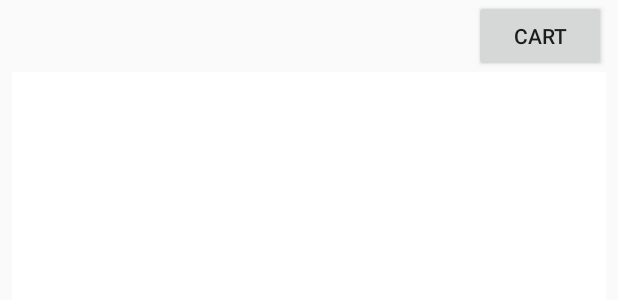
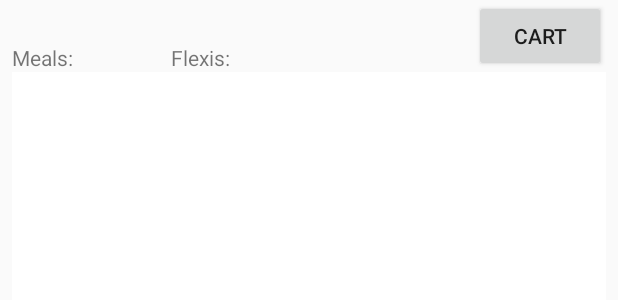
Before and after one commit to Witidek/UCSC-Meal-Builder, an Android app: the layout activity_menu.xml on its own in the app's theme, with its tools: preview values and no code run, on a phone screen of 412 x 824 dp. Shown: the top 300 px of the screen. Run offline under Robolectric (Android 15) with nearby library versions, the phone set to English and light mode, and no system bars.

Commit message:
MenuActivity now displays the budget

```diff
--- a/UCSC_Meal_Builder/app/src/main/res/layout/activity_menu.xml
+++ b/UCSC_Meal_Builder/app/src/main/res/layout/activity_menu.xml
@@ -26,4 +26,26 @@
         android:layout_alignParentTop="true"
         android:layout_alignRight="@android:id/list"
         android:layout_alignEnd="@android:id/list" />
+
+    <TextView
+        android:layout_width="wrap_content"
+        android:layout_height="wrap_content"
+        android:textAppearance="?android:attr/textAppearanceSmall"
+        android:text="Meals: "
+        android:id="@+id/mealText"
+        android:layout_alignBottom="@+id/cartButton"
+        android:layout_alignParentLeft="true"
+        android:layout_alignParentStart="true" />
+
+    <TextView
+        android:layout_width="wrap_content"
+        android:layout_height="wrap_content"
+        android:textAppearance="?android:attr/textAppearanceSmall"
+        android:text="Flexis: "
+        android:id="@+id/flexiText"
+        android:layout_alignTop="@+id/mealText"
+        android:layout_toRightOf="@+id/mealText"
+        android:layout_toEndOf="@+id/mealText"
+        android:layout_marginLeft="62dp"
+        android:layout_marginStart="62dp" />
 </RelativeLayout>
```
Also changed, not shown: UCSC_Meal_Builder/app/src/main/java/com/example/sam/ucsc_meal_builder/BudgetActivity.java (+8 -0 lines), UCSC_Meal_Builder/app/src/main/java/com/example/sam/ucsc_meal_builder/MenuActivity.java (+21 -0 lines).
